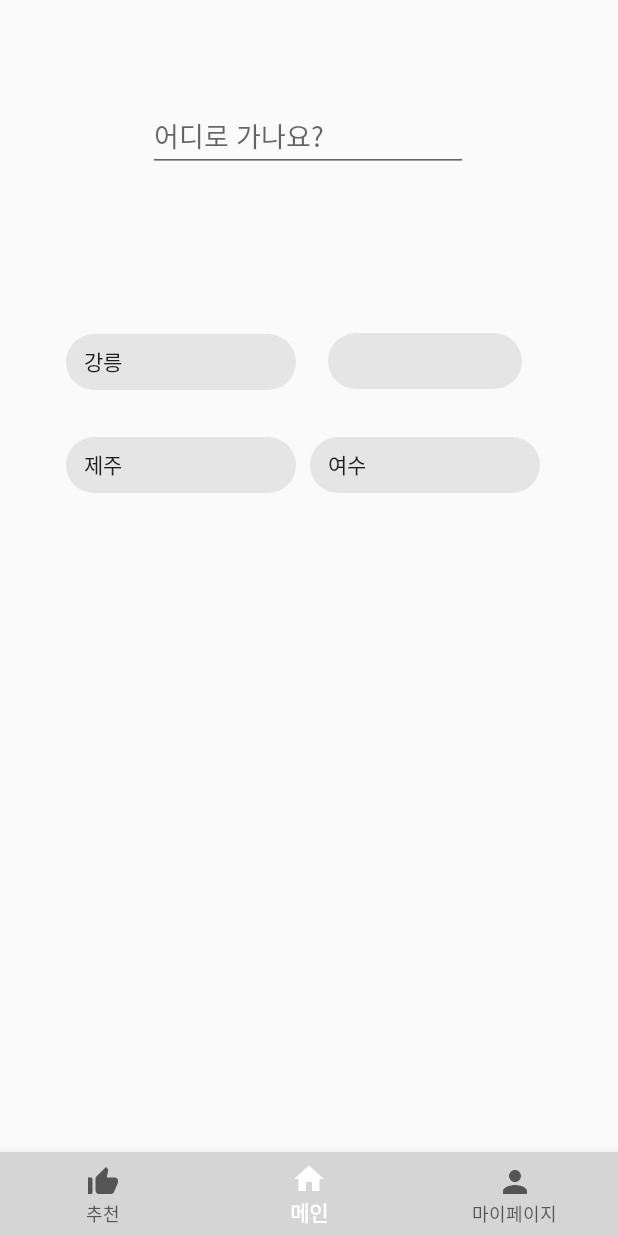
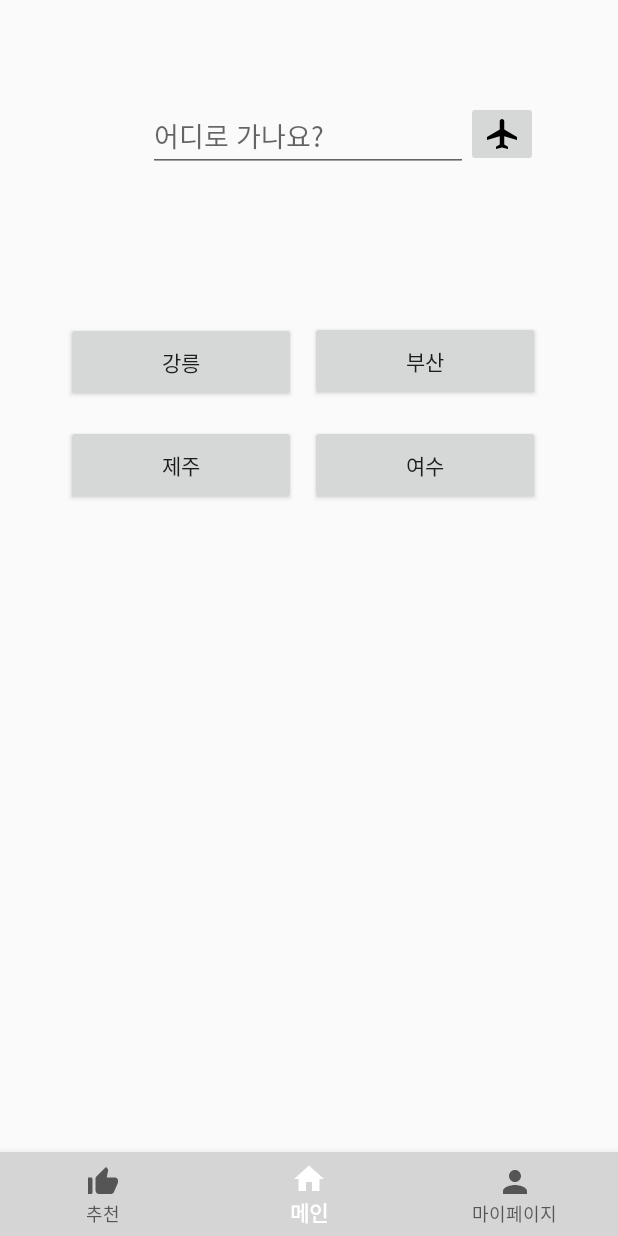
Before and after one commit to ekthf2013/Travel_FE, an Android app: the MainFragment screen opened through its navigation route, on a phone screen of 412 x 824 dp. Run offline under Robolectric (Android 15) with nearby library versions, the phone set to English and light mode, and no system bars; our stand-ins replace navigation-ui.

Commit message:
modify0805(2)

```diff
--- a/app/src/main/java/com/example/travel/Fragments.kt
+++ b/app/src/main/java/com/example/travel/Fragments.kt
@@ -48,3 +48,7 @@ class RouteFragment : Fragment(R.layout.recom_route_page){
 class MypageFragment : Fragment(R.layout.mypage){
 
 }
+
+class ChoiceFragment : Fragment(R.layout.choice_page){
+
+}
--- /dev/null
+++ b/app/src/main/res/drawable/baseline_local_airport_24.xml
@@ -0,0 +1,5 @@
+<vector android:height="24dp" android:tint="#000000"
+    android:viewportHeight="24" android:viewportWidth="24"
+    android:width="24dp" xmlns:android="http://schemas.android.com/apk/res/android">
+    <path android:fillColor="@android:color/white" android:pathData="M22,16v-2l-8.5,-5V3.5C13.5,2.67 12.83,2 12,2s-1.5,0.67 -1.5,1.5V9L2,14v2l8.5,-2.5V19L8,20.5L8,22l4,-1l4,1l0,-1.5L13.5,19v-5.5L22,16z"/>
+</vector>
--- /dev/null
+++ b/app/src/main/res/drawable/ic_android_black_70dp.xml
@@ -0,0 +1,5 @@
+<vector android:height="70dp" android:tint="#000000"
+    android:viewportHeight="24" android:viewportWidth="24"
+    android:width="70dp" xmlns:android="http://schemas.android.com/apk/res/android">
+    <path android:fillColor="#FF000000" android:pathData="M17.6,11.48 L19.44,8.3a0.63,0.63 0,0 0,-1.09 -0.63l-1.88,3.24a11.43,11.43 0,0 0,-8.94 0L5.65,7.67a0.63,0.63 0,0 0,-1.09 0.63L6.4,11.48A10.81,10.81 0,0 0,1 20L23,20A10.81,10.81 0,0 0,17.6 11.48ZM7,17.25A1.25,1.25 0,1 1,8.25 16,1.25 1.25,0 0,1 7,17.25ZM17,17.25A1.25,1.25 0,1 1,18.25 16,1.25 1.25,0 0,1 17,17.25Z"/>
+</vector>
--- a/app/src/main/res/layout/main_page.xml
+++ b/app/src/main/res/layout/main_page.xml
@@ -4,32 +4,6 @@
     xmlns:tools="http://schemas.android.com/tools"
     android:layout_width="match_parent"
     android:layout_height="match_parent">
-
-    <com.google.android.material.chip.Chip
-        android:id="@+id/chip4"
-        android:layout_width="153dp"
-        android:layout_height="53dp"
-        app:layout_constraintBottom_toBottomOf="parent"
-        app:layout_constraintEnd_toEndOf="parent"
-        app:layout_constraintHorizontal_bias="0.798"
-        android:text="여수"
-        app:layout_constraintStart_toStartOf="parent"
-        app:layout_constraintTop_toTopOf="parent"
-        app:layout_constraintVertical_bias="0.396"
-        tools:ignore="MissingConstraints" />
-
-    <com.google.android.material.chip.Chip
-        android:id="@+id/chip2"
-        android:layout_width="153dp"
-        android:layout_height="53dp"
-        app:layout_constraintBottom_toBottomOf="parent"
-        app:layout_constraintEnd_toEndOf="parent"
-        app:layout_constraintHorizontal_bias="0.798"
-        app:layout_constraintStart_toStartOf="parent"
-        app:layout_constraintTop_toTopOf="parent"
-        app:layout_constraintVertical_bias="0.299"
-        tools:ignore="MissingConstraints"
-        tools:text="부산" />
 
     <EditText
         android:id="@+id/main_page_search"
@@ -46,7 +20,33 @@
         app:layout_constraintVertical_bias="0.093"
         tools:ignore="MissingConstraints" />
 
-    <com.google.android.material.chip.Chip
+    <Button
+        android:id="@+id/chip4"
+        android:layout_width="153dp"
+        android:layout_height="53dp"
+        app:layout_constraintBottom_toBottomOf="parent"
+        app:layout_constraintEnd_toEndOf="parent"
+        app:layout_constraintHorizontal_bias="0.798"
+        android:text="여수"
+        app:layout_constraintStart_toStartOf="parent"
+        app:layout_constraintTop_toTopOf="parent"
+        app:layout_constraintVertical_bias="0.396"
+        tools:ignore="MissingConstraints" />
+
+    <Button
+        android:id="@+id/chip2"
+        android:layout_width="153dp"
+        android:layout_height="53dp"
+        android:text="부산"
+        app:layout_constraintBottom_toBottomOf="parent"
+        app:layout_constraintEnd_toEndOf="parent"
+        app:layout_constraintHorizontal_bias="0.798"
+        app:layout_constraintStart_toStartOf="parent"
+        app:layout_constraintTop_toTopOf="parent"
+        app:layout_constraintVertical_bias="0.299"
+        tools:ignore="MissingConstraints" />
+
+    <Button
         android:id="@+id/chip"
         android:layout_width="153dp"
         android:layout_height="53dp"
@@ -59,7 +59,7 @@
         app:layout_constraintVertical_bias="0.3"
         tools:ignore="MissingConstraints" />
 
-    <com.google.android.material.chip.Chip
+    <Button
         android:id="@+id/chip3"
         android:layout_width="153dp"
         android:layout_height="53dp"
@@ -72,5 +72,17 @@
         app:layout_constraintVertical_bias="0.396"
         tools:ignore="MissingConstraints" />
 
+    <ImageButton
+        android:id="@+id/main_page_btn"
+        android:layout_width="wrap_content"
+        android:layout_height="wrap_content"
+        app:layout_constraintBottom_toBottomOf="parent"
+        app:layout_constraintEnd_toEndOf="parent"
+        app:layout_constraintHorizontal_bias="0.853"
+        app:layout_constraintStart_toStartOf="parent"
+        app:layout_constraintTop_toTopOf="parent"
+        app:layout_constraintVertical_bias="0.093"
+        app:srcCompat="@drawable/baseline_local_airport_24" />
+
 
 </androidx.constraintlayout.widget.ConstraintLayout>
--- a/app/src/main/res/navigation/nav.xml
+++ b/app/src/main/res/navigation/nav.xml
@@ -7,7 +7,11 @@
     <fragment
         android:id="@+id/mainFragment"
         android:name="com.example.travel.MainFragment"
-        android:label="MainFragment" />
+        android:label="MainFragment" >
+        <action
+            android:id="@+id/action_mainFragment_to_choiceFragment"
+            app:destination="@id/choiceFragment" />
+    </fragment>
     <fragment
         android:id="@+id/startFragment"
         android:name="com.example.travel.StartFragment"
@@ -36,4 +40,8 @@
         android:id="@+id/mypageFragment"
         android:name="com.example.travel.MypageFragment"
         android:label="MypageFragment" />
+    <fragment
+        android:id="@+id/choiceFragment"
+        android:name="com.example.travel.ChoiceFragment"
+        android:label="ChoiceFragment" />
 </navigation>
```
Also changed, not shown: app/src/main/res/layout/mypage.xml (+12 -13 lines), app/src/main/res/layout/sign_up_page.xml (+5 -2 lines).
